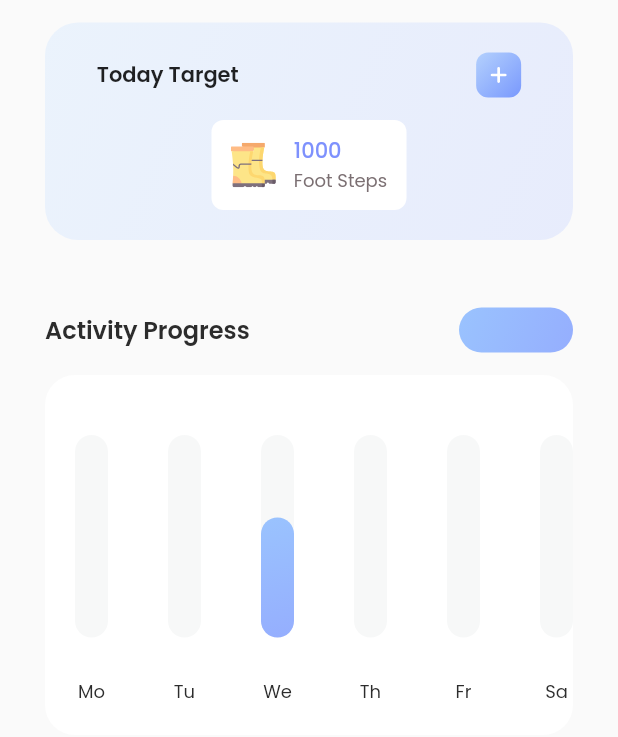
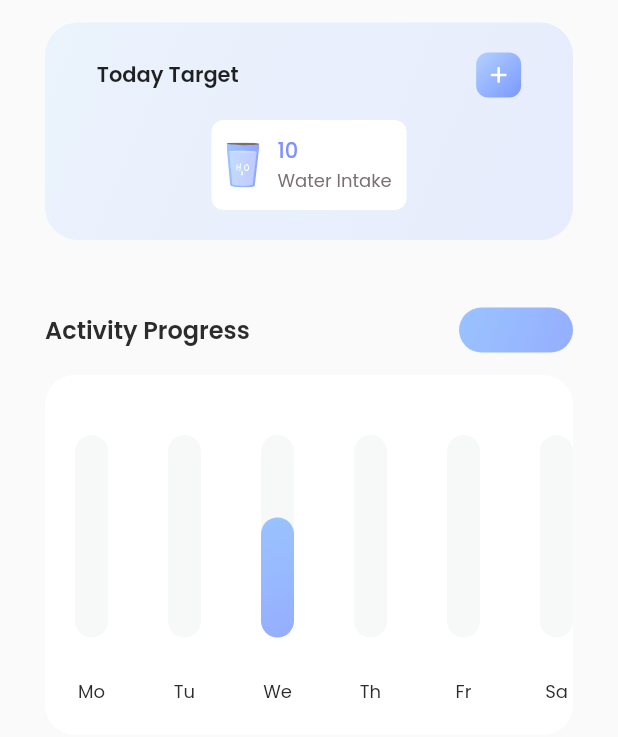
Before and after one commit to veropov/Train, a Flutter app: the Tracker widget shown alone on an empty page, opened directly, on a phone screen of 412 x 824 dp. Shown: the top 737 px of the screen. Run offline on Flutter 3.47's test engine with Material 2 defaults, Android fonts, the phone set to English and light mode, and no system bars; our stand-ins replace carousel_slider, fl_chart, flutter_svg, lite_rolling_switch, percent_indicator.

Commit message:
update target step

```diff
--- a/lib/pages/DashBoard/Activity traker/Activity_traker.dart
+++ b/lib/pages/DashBoard/Activity traker/Activity_traker.dart
@@ -101,8 +101,8 @@ class _TrackerState extends State<Tracker> {
                   Wrap(
                     alignment: WrapAlignment.spaceBetween,
                     children: [
-                      for (var i=0; i<targetWidget.length; i++)
-                      targetWidget[i]
+                      for (var item in map.entries)
+                      item.value
                     ]
                   ),
                 ],
@@ -115,11 +115,10 @@ class _TrackerState extends State<Tracker> {
   }
 }
 
-List suka = [
-  400,
-  '700',
-  Text('100')
-];
+var map = {
+
+  'Water target' : WaterTarget()
+};
 
 List targetWidget = [
   StepTarget(textIndex),
```
Also changed, not shown: lib/pages/DashBoard/Activity traker/Change_target/ChangeTarget_steps.dart (+4 -3 lines).
